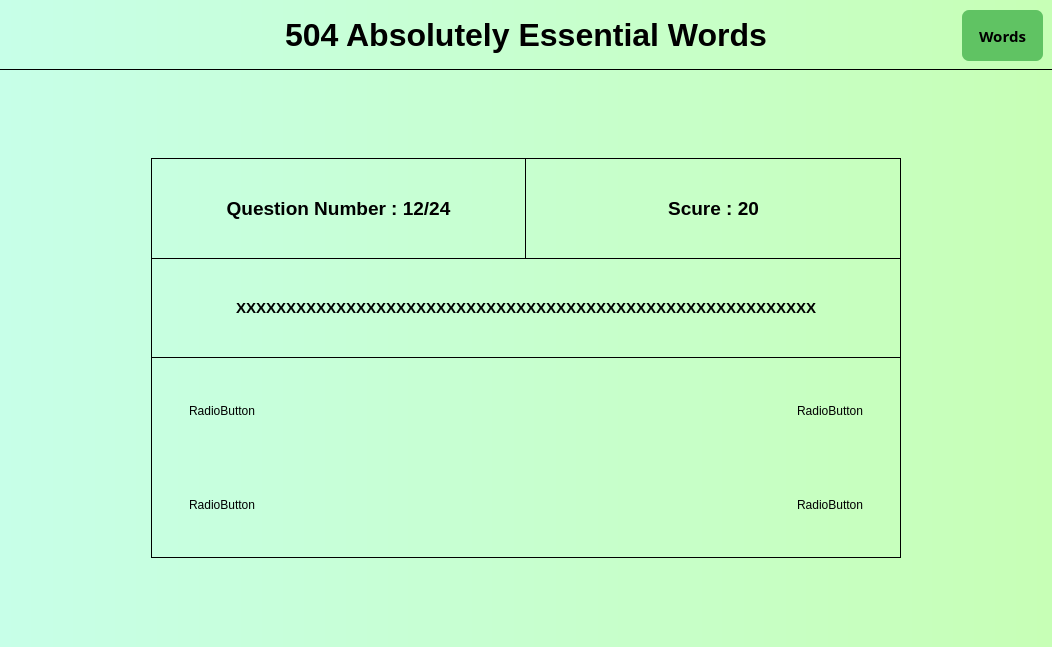
The window that secondpage.ui (matin0303/504-absolutely-essential-words) describes before a commit, drawn with Qt 5.
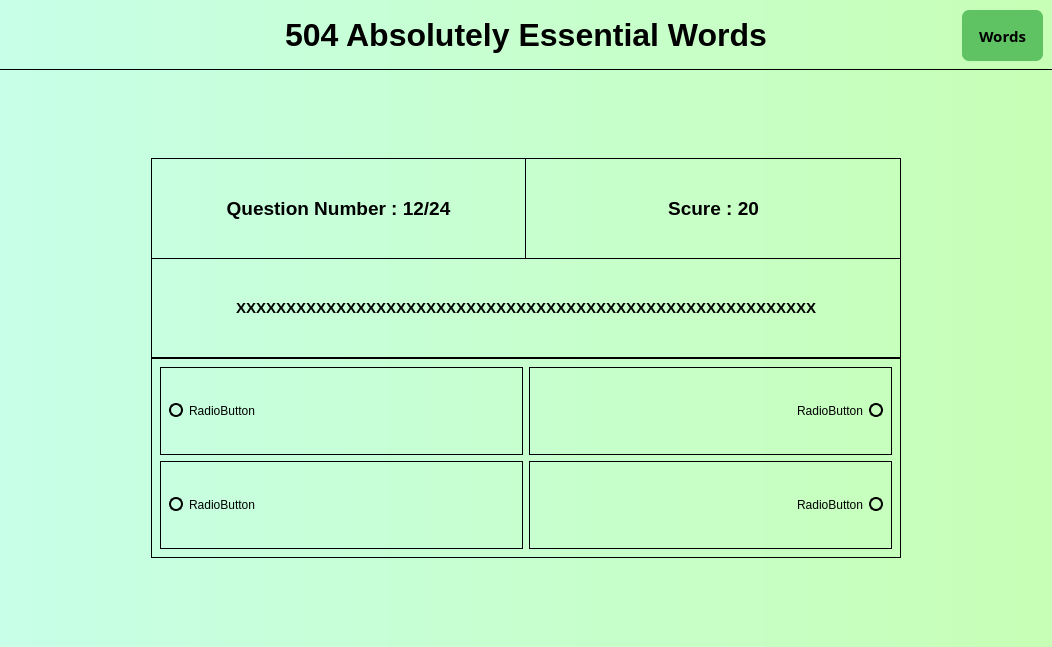
The same window after the commit. Icons and pictures are not drawn.

Commit message: handle exam page labels and radio buttons

```diff
--- a/secondpage.ui
+++ b/secondpage.ui
@@ -418,7 +418,26 @@
              <item>
               <widget class="QWidget" name="widget_18" native="true">
                <property name="styleSheet">
-                <string notr="true">border:none;</string>
+                <string notr="true">QRadioButton {
+    background-color:  transparent;
+    color:   black;
+}
+
+QRadioButton::indicator {
+    width:                  10px;
+    height:                 10px;
+    border-radius:          7px;
+}
+
+QRadioButton::indicator:checked {
+    background-color:       green;
+    border:                 2px solid black;
+}
+
+QRadioButton::indicator:unchecked {
+    background-color:       transparent;
+    border:                 2px solid black;
+}</string>
                </property>
                <layout class="QGridLayout" name="gridLayout_3">
                 <item row="0" column="0">
@@ -434,7 +453,7 @@
                       <string>RadioButton</string>
                      </property>
                      <property name="checkable">
-                      <bool>false</bool>
+                      <bool>true</bool>
                      </property>
                     </widget>
                    </item>
@@ -457,7 +476,7 @@
                       <string>RadioButton</string>
                      </property>
                      <property name="checkable">
-                      <bool>false</bool>
+                      <bool>true</bool>
                      </property>
                      <property name="checked">
                       <bool>false</bool>
@@ -483,7 +502,7 @@
                       <string>RadioButton</string>
                      </property>
                      <property name="checkable">
-                      <bool>false</bool>
+                      <bool>true</bool>
                      </property>
                     </widget>
                    </item>
@@ -506,7 +525,7 @@
                       <string>RadioButton</string>
                      </property>
                      <property name="checkable">
-                      <bool>false</bool>
+                      <bool>true</bool>
                      </property>
                     </widget>
                    </item>
```
Left out of the diff: 10 changed lines with no effect on the pictures. The commit also changes 4 other files.
